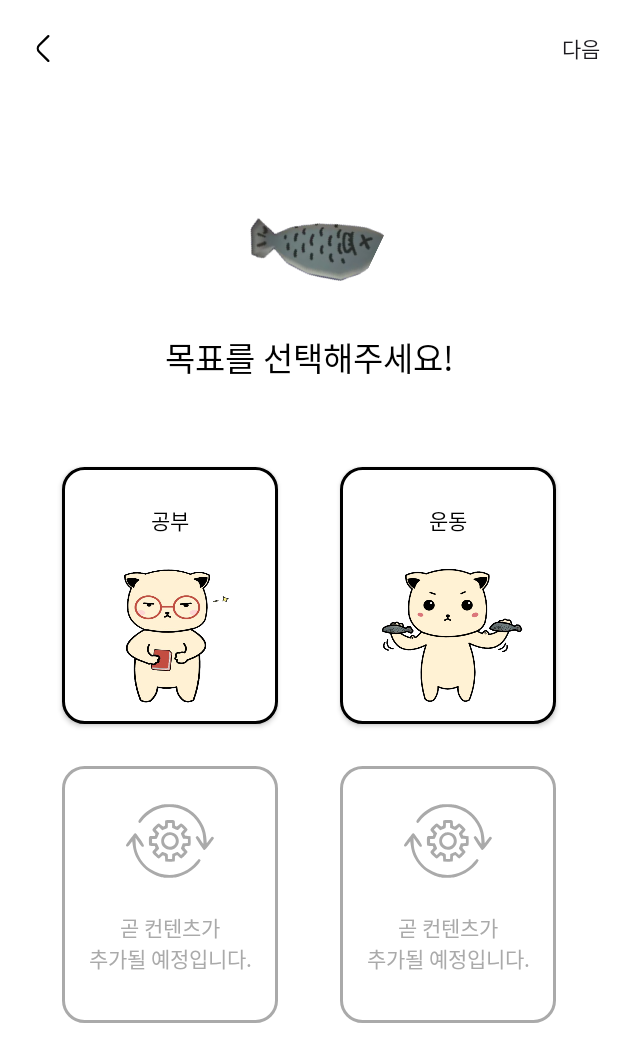
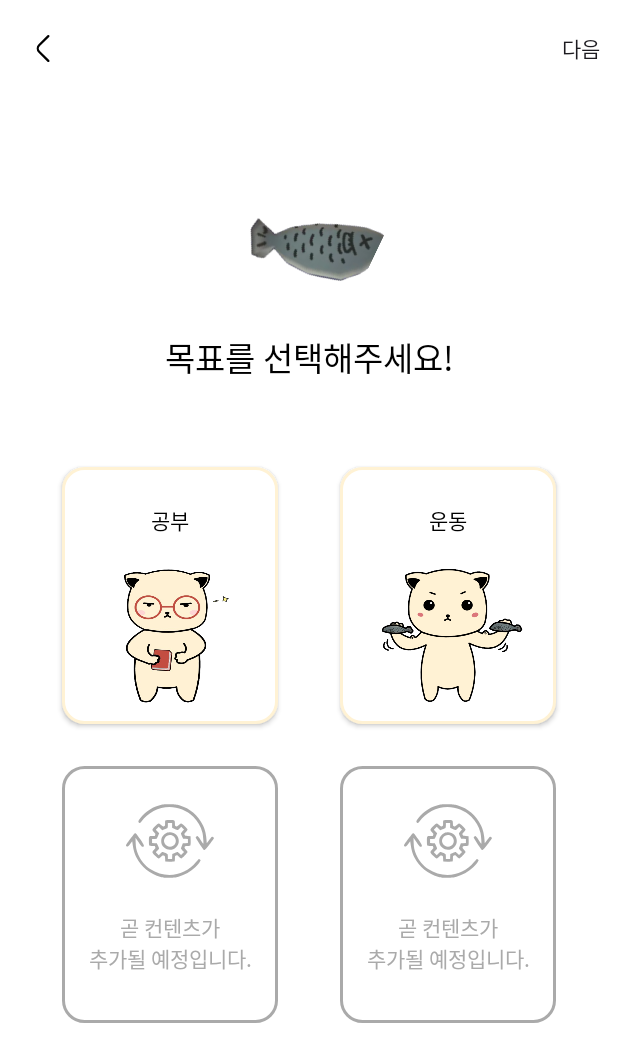
Before and after one commit to MARS-19th/mars_front, an Android app: the SettingObjectiveActivity screen opened directly, with no data from a screen before it, on a phone screen of 412 x 824 dp. Shown: the top 1062 px of the screen. Run offline under Robolectric (Android 15) with nearby library versions, the phone set to English and light mode, and no system bars; network calls fail; 6 statements that could not run were skipped.

Commit message:
버튼 클릭 효과 변경

```diff
--- a/app/src/main/res/drawable/button_background.xml
+++ b/app/src/main/res/drawable/button_background.xml
@@ -1,6 +1,6 @@
 <shape xmlns:android="http://schemas.android.com/apk/res/android"
-    android:shape="rectangle">
-    <solid android:color="#FFFFFF"/>
-    <stroke android:color="#000000" android:width="2dp" />
-    <corners android:radius="14dp"/>
+android:shape="rectangle">
+<solid android:color="#FFFFFF"/>
+<stroke android:color="#FFF2D4" android:width="2dp" />
+<corners android:radius="14dp"/>
 </shape>
--- a/app/src/main/res/drawable/button_clicked.xml
+++ b/app/src/main/res/drawable/button_clicked.xml
@@ -1,6 +1,6 @@
 <shape xmlns:android="http://schemas.android.com/apk/res/android"
     android:shape="rectangle">
     <solid android:color="#FFFFFF"/>
-    <stroke android:color="#FFF2D4" android:width="2dp" />
+    <stroke android:color="#000000" android:width="2dp" />
     <corners android:radius="14dp"/>
 </shape>
```
